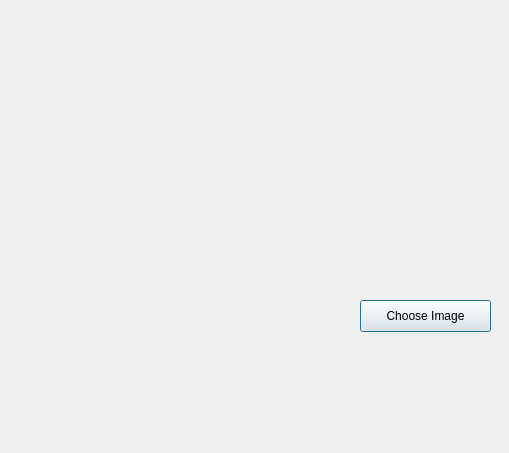
First picture: the form in add_memory.ui, repository alexmme/photo_journal_final_project, before the edit.
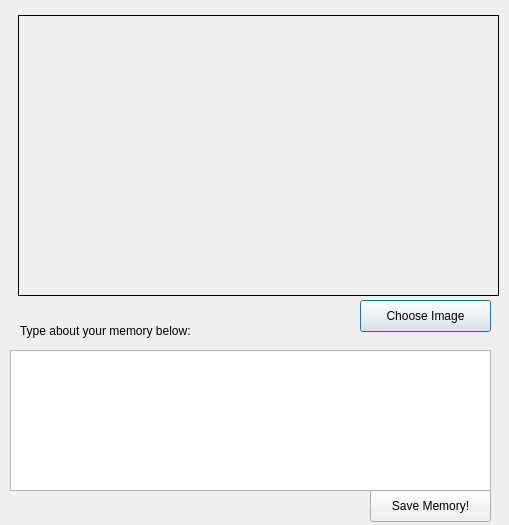
Second picture: the form after the edit.

Commit message: user input text added

Diff of the .ui file:
```diff
--- a/add_memory.ui
+++ b/add_memory.ui
@@ -7,7 +7,7 @@
     <x>0</x>
     <y>0</y>
     <width>509</width>
-    <height>453</height>
+    <height>525</height>
    </rect>
   </property>
   <property name="windowTitle">
@@ -35,10 +35,52 @@
      <height>281</height>
     </rect>
    </property>
+   <property name="autoFillBackground">
+    <bool>false</bool>
+   </property>
+   <property name="frameShape">
+    <enum>QFrame::Box</enum>
+   </property>
    <property name="text">
     <string/>
    </property>
   </widget>
+  <widget class="QPlainTextEdit" name="mem_text">
+   <property name="geometry">
+    <rect>
+     <x>10</x>
+     <y>350</y>
+     <width>481</width>
+     <height>141</height>
+    </rect>
+   </property>
+  </widget>
+  <widget class="QPushButton" name="save_mem">
+   <property name="geometry">
+    <rect>
+     <x>370</x>
+     <y>490</y>
+     <width>121</width>
+     <height>32</height>
+    </rect>
+   </property>
+   <property name="text">
+    <string>Save Memory!</string>
+   </property>
+  </widget>
+  <widget class="QLabel" name="top_mem">
+   <property name="geometry">
+    <rect>
+     <x>20</x>
+     <y>320</y>
+     <width>201</width>
+     <height>21</height>
+    </rect>
+   </property>
+   <property name="text">
+    <string>Type about your memory below:</string>
+   </property>
+  </widget>
  </widget>
  <resources/>
  <connections/>
```
